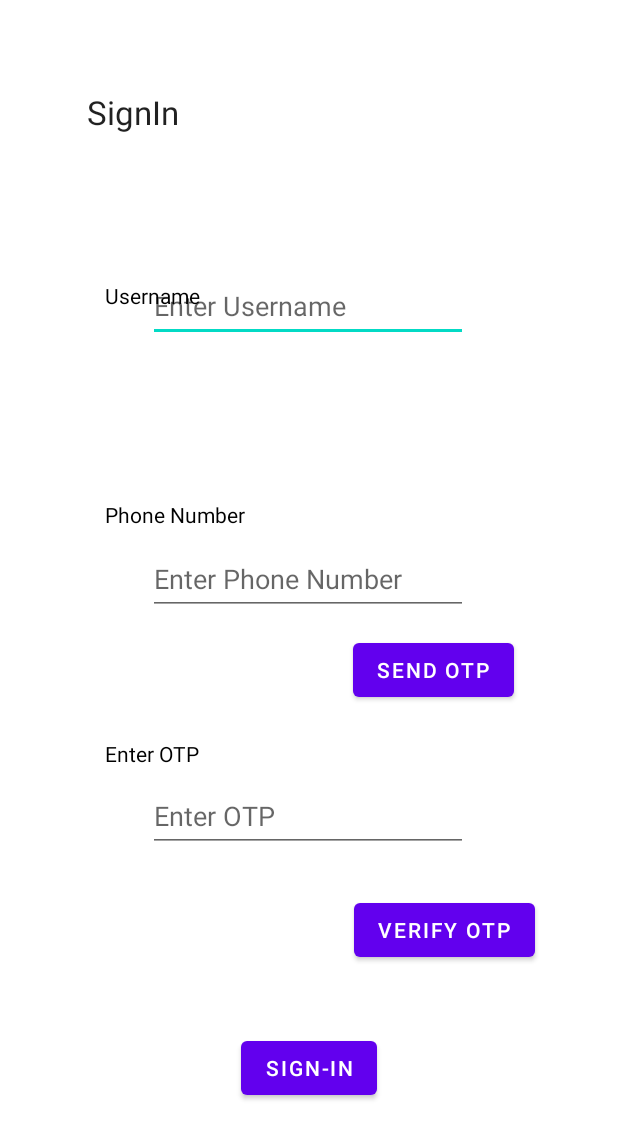
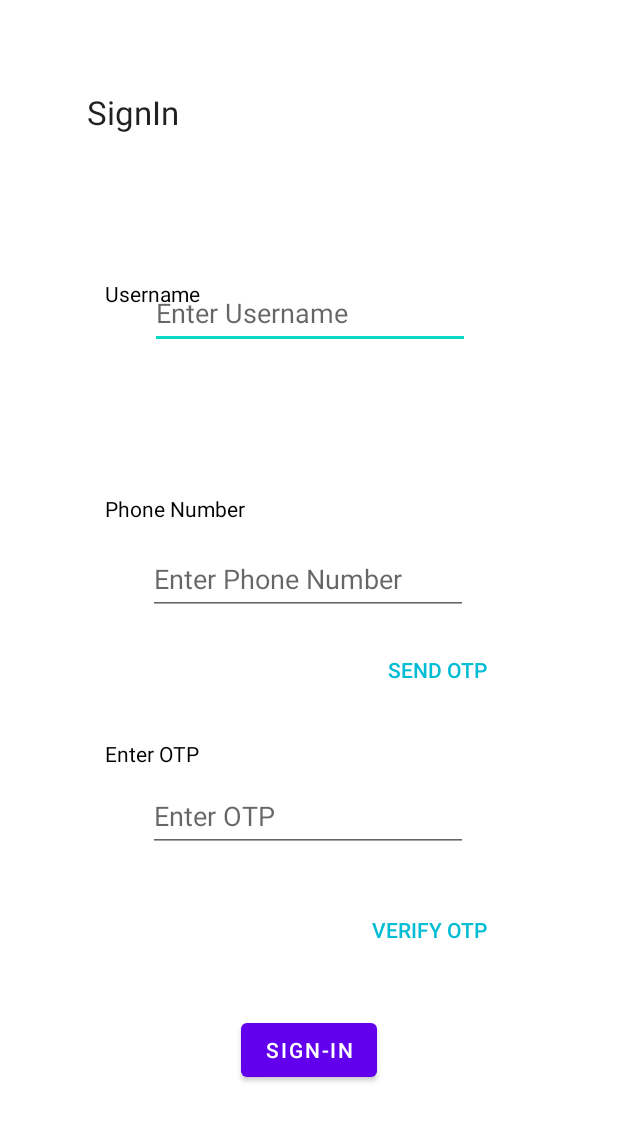
Before and after one commit to sksingh2/Xpense, an Android app: the SigninPage screen opened directly, with no data from a screen before it, on a phone screen of 412 x 824 dp. Shown: the top 1139 px of the screen. Run offline under Robolectric (Android 15) with nearby library versions, the phone set to English and light mode, and no system bars.

Commit message:
Signin Page updates

```diff
--- a/app/src/main/res/layout/activity_signin_page.xml
+++ b/app/src/main/res/layout/activity_signin_page.xml
@@ -17,16 +17,16 @@
         android:minHeight="48dp"
         app:layout_constraintBottom_toTopOf="@+id/EnterPhoneNumber"
         app:layout_constraintEnd_toEndOf="parent"
-        app:layout_constraintHorizontal_bias="0.497"
+        app:layout_constraintHorizontal_bias="0.502"
         app:layout_constraintStart_toStartOf="parent"
         app:layout_constraintTop_toTopOf="parent"
-        app:layout_constraintVertical_bias="0.0" />
+        app:layout_constraintVertical_bias="0.035" />
 
     <Button
         android:id="@+id/buttonSignUp"
         android:layout_width="wrap_content"
         android:layout_height="wrap_content"
-        android:layout_marginBottom="88dp"
+        android:layout_marginBottom="100dp"
         android:text="Sign-in"
         app:layout_constraintBottom_toBottomOf="parent"
         app:layout_constraintEnd_toEndOf="parent"
@@ -49,7 +49,7 @@
         android:id="@+id/phoneNumber"
         android:layout_width="wrap_content"
         android:layout_height="wrap_content"
-        android:layout_marginBottom="140dp"
+        android:layout_marginBottom="144dp"
         android:text="Phone Number"
         android:textColor="#000000"
         app:layout_constraintBottom_toTopOf="@+id/EnterOtp"
@@ -115,21 +115,25 @@
 
     <Button
         android:id="@+id/VerifyOTP"
+        style="@style/Widget.AppCompat.Button.Borderless"
         android:layout_width="wrap_content"
         android:layout_height="wrap_content"
         android:layout_marginBottom="180dp"
         android:text="Verify OTP"
+        android:textColor="#00BCD4"
         app:layout_constraintBottom_toBottomOf="parent"
         app:layout_constraintEnd_toEndOf="parent"
-        app:layout_constraintHorizontal_bias="0.809"
+        app:layout_constraintHorizontal_bias="0.764"
         app:layout_constraintStart_toStartOf="parent" />
 
     <Button
         android:id="@+id/sendOTP"
+        style="@style/Widget.AppCompat.Button.Borderless"
         android:layout_width="wrap_content"
         android:layout_height="wrap_content"
         android:layout_marginBottom="125dp"
         android:text="Send OTP"
+        android:textColor="#00BCD4"
         app:layout_constraintBottom_toTopOf="@+id/VerifyOTP"
         app:layout_constraintEnd_toEndOf="parent"
         app:layout_constraintHorizontal_bias="0.772"
```
